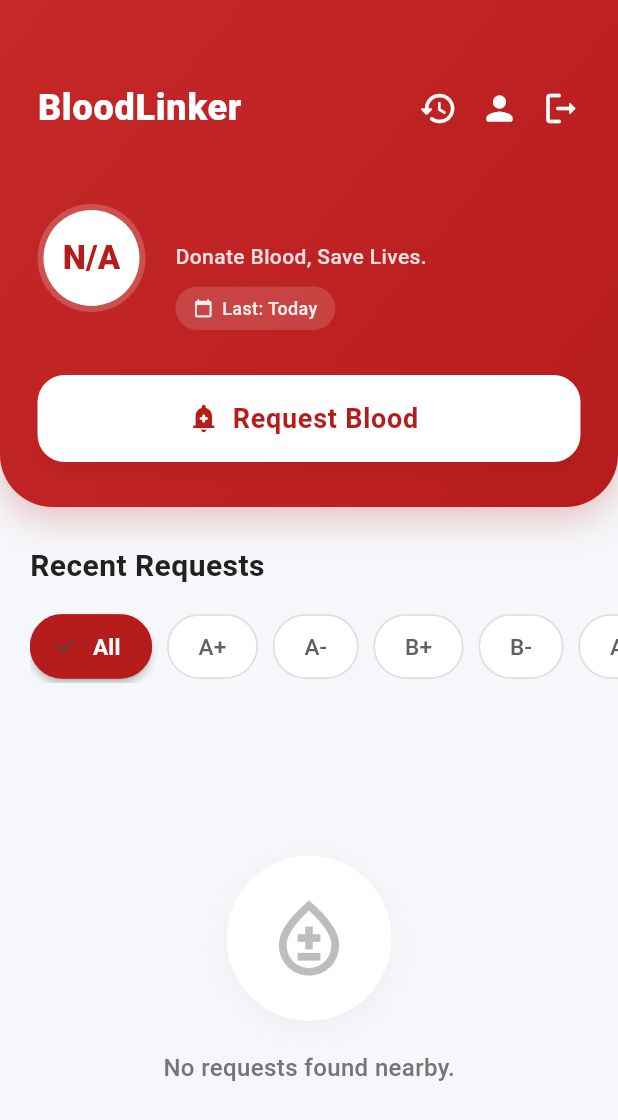
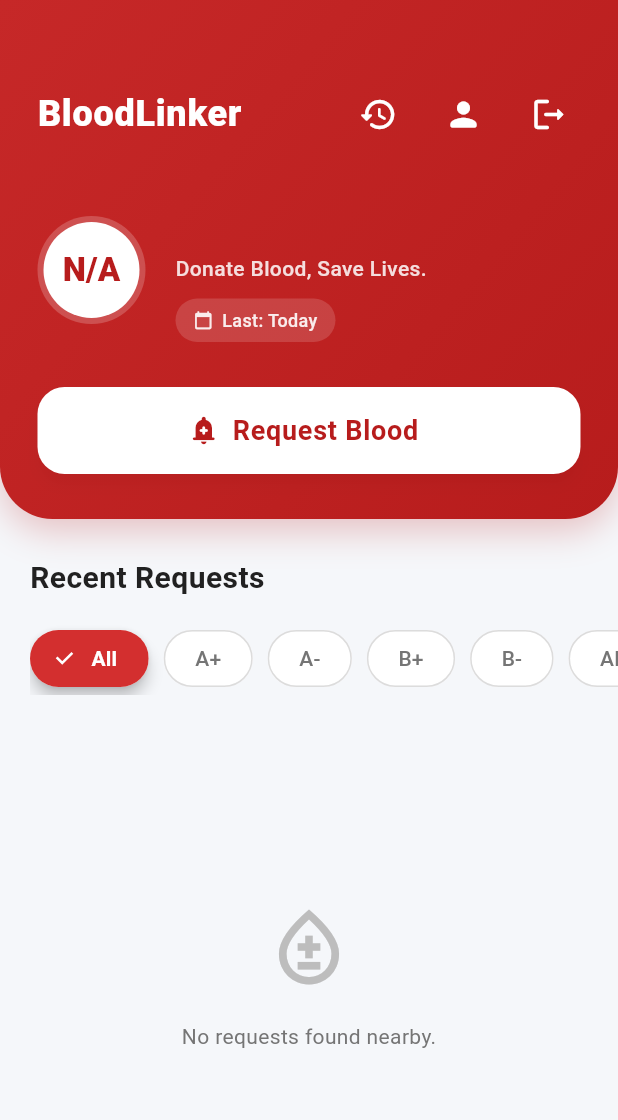
Before and after one commit to Ikra001/BloodLinker, a Flutter app: the screen it shows once a user with an empty profile is signed in, on a phone screen of 412 x 824 dp. Shown: the top 1120 px of the screen. Run offline on Flutter 3.47's test engine with Material 3 defaults, Android fonts, the phone set to English and light mode, and no system bars; our stand-ins replace cloud_firestore, firebase_auth, firebase_core, geolocator; missing offline and left inert: flutter_osm_plugin; accounts and stored records are empty.

Commit message:
Improved HomePage (2)

```diff
--- a/lib/pages/home_page.dart
+++ b/lib/pages/home_page.dart
@@ -36,7 +36,7 @@ class _HomePageState extends State<HomePage> {
     'O-',
   ];
 
-  // --- CHANGED: Now shows a Dialog instead of logging out immediately ---
+  // --- LOGOUT DIALOG ---
   void _onPressedLogout(BuildContext context) {
     showDialog(
       context: context,
@@ -46,21 +46,17 @@ class _HomePageState extends State<HomePage> {
         shape: RoundedRectangleBorder(borderRadius: BorderRadius.circular(15)),
         actions: [
           TextButton(
-            onPressed: () => Navigator.pop(context), // Close dialog
+            onPressed: () => Navigator.pop(context),
             child: const Text("Cancel", style: TextStyle(color: Colors.grey)),
           ),
           TextButton(
             onPressed: () async {
-              Navigator.pop(context); // Close dialog first
-
-              // Perform Logout
+              Navigator.pop(context);
               final authManager = Provider.of<AuthManager>(
                 context,
                 listen: false,
               );
               await authManager.logout();
-
-              // Navigate to Welcome
               if (context.mounted) {
                 Navigator.of(context).pushAndRemoveUntil(
                   MaterialPageRoute(builder: (context) => const WelcomePage()),
@@ -96,6 +92,8 @@ class _HomePageState extends State<HomePage> {
       body: Column(
         children: [
           _buildModernHeader(context),
+
+          // FILTER SECTION
           Padding(
             padding: const EdgeInsets.fromLTRB(20, 25, 0, 15),
             child: Column(
@@ -129,30 +127,39 @@ class _HomePageState extends State<HomePage> {
                               });
                             }
                           },
-                          selectedColor: Constants.primaryColor,
+                          // --- UPDATED COLORS FOR CONSISTENCY ---
+                          // 1. Use the specific "Elegant Red" used in header/buttons
+                          selectedColor: const Color(0xFFD32F2F),
                           backgroundColor: Colors.white,
+                          checkmarkColor: Colors.white, // Tick is White
+                          // 2. Softer Text Colors
                           labelStyle: TextStyle(
-                            color: isSelected ? Colors.white : Colors.grey[700],
+                            color: isSelected ? Colors.white : Colors.grey[600],
                             fontWeight: isSelected
                                 ? FontWeight.w600
                                 : FontWeight.w500,
-                            fontSize: 15,
+                            fontSize: 14,
                           ),
                           padding: const EdgeInsets.symmetric(
                             horizontal: 12,
-                            vertical: 10,
+                            vertical: 8,
                           ),
+
+                          // 3. Cleaner Shape (No border when selected)
                           shape: RoundedRectangleBorder(
-                            borderRadius: BorderRadius.circular(30),
+                            borderRadius: BorderRadius.circular(50),
                             side: BorderSide(
                               color: isSelected
-                                  ? Constants.primaryColor
-                                  : Colors.grey.shade300,
+                                  ? Colors
+                                        .transparent // No border on selected (Clean look)
+                                  : Colors.grey.withOpacity(
+                                      0.2,
+                                    ), // Very soft border on unselected
                               width: 1,
                             ),
                           ),
-                          elevation: isSelected ? 2 : 0,
-                          shadowColor: Constants.primaryColor.withOpacity(0.3),
+                          elevation: isSelected ? 4 : 0,
+                          shadowColor: const Color(0xFFD32F2F).withOpacity(0.4),
                         ),
                       );
                     }).toList(),
@@ -161,6 +168,8 @@ class _HomePageState extends State<HomePage> {
               ],
             ),
           ),
+
+          // REQUEST LIST
           Expanded(
             child: StreamBuilder<QuerySnapshot>(
               stream: requestsQuery.snapshots(),
@@ -169,51 +178,24 @@ class _HomePageState extends State<HomePage> {
                   return const Center(child: CircularProgressIndicator());
                 }
                 if (snapshot.hasError) {
-                  return Center(
-                    child: Padding(
-                      padding: const EdgeInsets.all(20.0),
-                      child: Text(
-                        "Error: ${snapshot.error}",
-                        textAlign: TextAlign.center,
-                        style: const TextStyle(color: Colors.red),
-                      ),
-                    ),
-                  );
+                  return Center(child: Text("Error: ${snapshot.error}"));
                 }
                 if (!snapshot.hasData || snapshot.data!.docs.isEmpty) {
                   return Center(
                     child: Column(
                       mainAxisAlignment: MainAxisAlignment.center,
                       children: [
-                        Container(
-                          padding: const EdgeInsets.all(25),
-                          decoration: BoxDecoration(
-                            color: Colors.white,
-                            shape: BoxShape.circle,
-                            boxShadow: [
-                              BoxShadow(
-                                color: Colors.grey.withOpacity(0.1),
-                                blurRadius: 15,
-                                offset: const Offset(0, 5),
-                              ),
-                            ],
-                          ),
-                          child: Icon(
-                            Icons.bloodtype_outlined,
-                            size: 60,
-                            color: Colors.grey[400],
-                          ),
+                        Icon(
+                          Icons.bloodtype_outlined,
+                          size: 60,
+                          color: Colors.grey[400],
                         ),
                         const SizedBox(height: 20),
                         Text(
                           _selectedFilter == 'All'
                               ? "No requests found nearby."
                               : "No $_selectedFilter requests found.",
-                          style: TextStyle(
-                            color: Colors.grey[600],
-                            fontSize: 16,
-                            fontWeight: FontWeight.w500,
-                          ),
+                          style: TextStyle(color: Colors.grey[600]),
                         ),
                       ],
                     ),
@@ -240,6 +222,7 @@ class _HomePageState extends State<HomePage> {
     );
   }
 
+  // --- HEADER WIDGET ---
   Widget _buildModernHeader(BuildContext context) {
     final authManager = Provider.of<AuthManager>(context);
     final user = authManager.customUser;
@@ -301,7 +284,6 @@ class _HomePageState extends State<HomePage> {
                     ),
                   ),
                   const SizedBox(width: 15),
-                  // Logout Button triggers the Dialog
                   _buildHeaderIcon(
                     Icons.logout_rounded,
                     () => _onPressedLogout(context),
@@ -440,15 +422,13 @@ class _HomePageState extends State<HomePage> {
     return IconButton(
       onPressed: onTap,
       icon: Icon(icon, color: Colors.white, size: 26),
-      tooltip: 'Action',
-      padding: EdgeInsets.zero,
-      constraints: const BoxConstraints(),
       style: IconButton.styleFrom(
         tapTargetSize: MaterialTapTargetSize.shrinkWrap,
       ),
     );
   }
 
+  // --- CARD WIDGET ---
   Widget _buildElegantRequestCard(
     BuildContext context,
     Map<String, dynamic> data,
@@ -526,6 +506,7 @@ class _HomePageState extends State<HomePage> {
                           ),
                           const SizedBox(height: 8),
 
+                          // Patient Left / Bags Right
                           Row(
                             mainAxisAlignment: MainAxisAlignment.spaceBetween,
                             children: [
```
